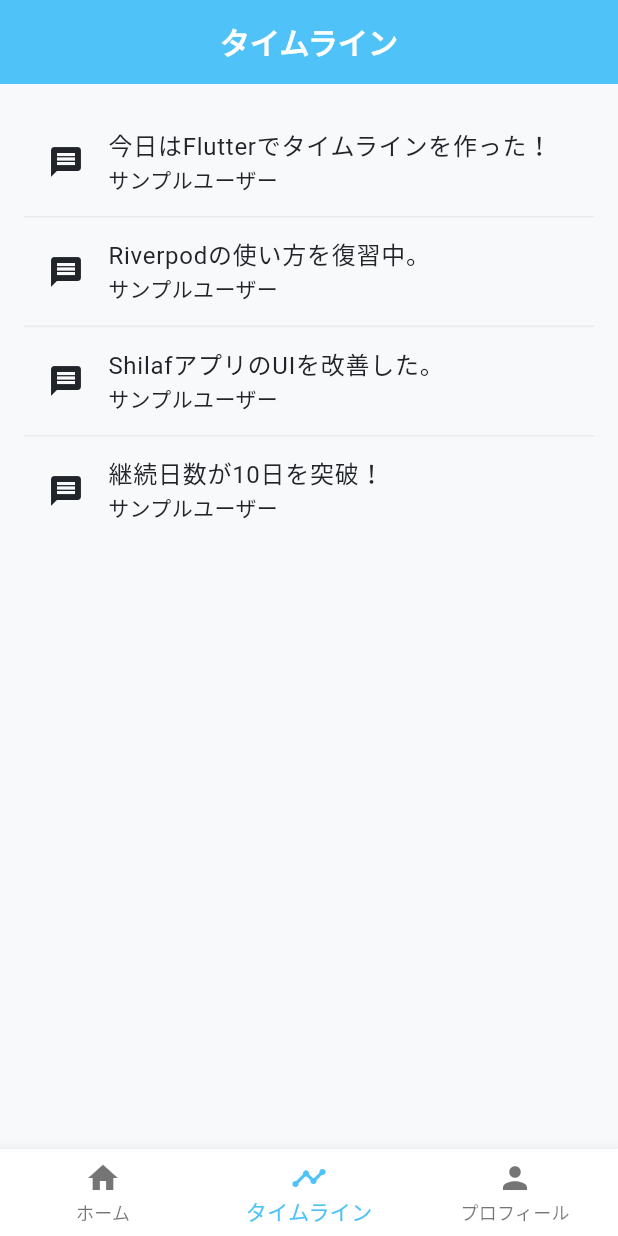
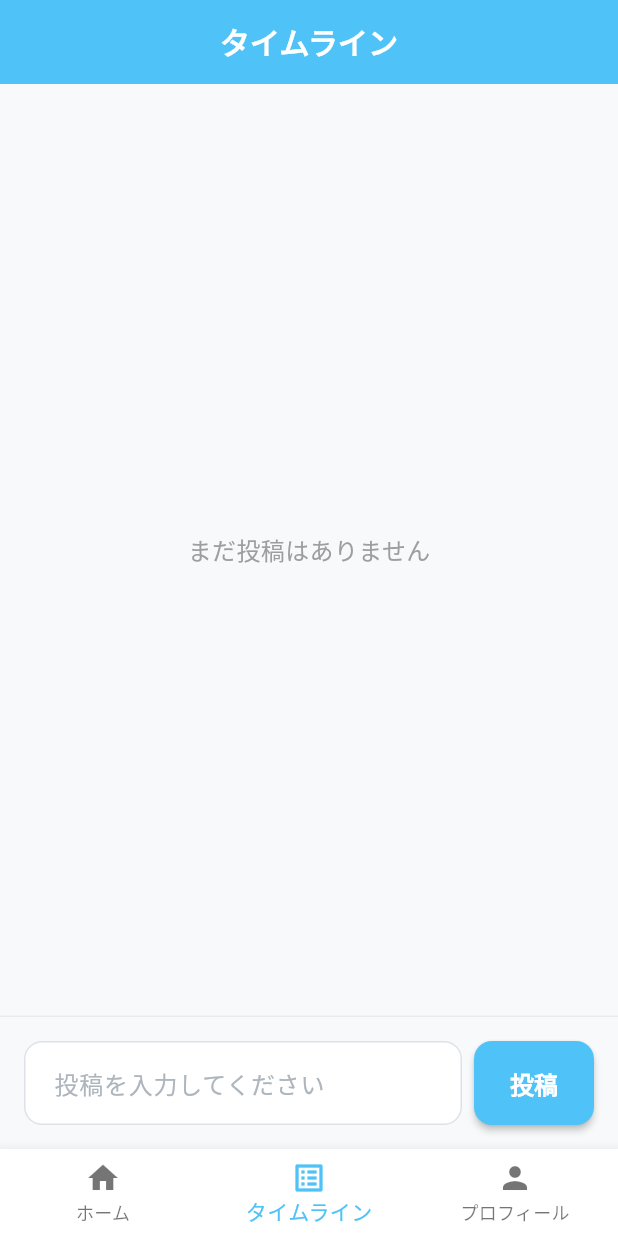
Before and after one commit to miz8462/shilaf, a Flutter app: the screen it shows once a user with an empty profile is signed in, item 2 of the bottom bar chosen, on a phone screen of 412 x 824 dp. Run offline on Flutter 3.47's test engine with Material 3 defaults, Android fonts, the light colour scheme and no system bars; our stand-ins replace flutter_dotenv, flutter_riverpod, freezed_annotation, go_router, google_sign_in, supabase_flutter; accounts and stored records are empty.

Commit message:
feat(timeline_page): タイムラインページを作り、投稿機能を実装

```diff
--- a/lib/features/timeline/presentation/pages/timeline_page.dart
+++ b/lib/features/timeline/presentation/pages/timeline_page.dart
@@ -1,33 +1,82 @@
 import 'package:flutter/material.dart';
+import 'package:flutter_riverpod/flutter_riverpod.dart';
+import 'package:intl/intl.dart';
+import 'package:shilaf/features/timeline/providers/timeline_provider.dart';
 
-class TimelinePage extends StatelessWidget {
+class TimelinePage extends ConsumerWidget {
   const TimelinePage({super.key});
 
   @override
-  Widget build(BuildContext context) {
-    // ダミーデータ（サンプル投稿）
-    final samplePosts = [
-      '今日はFlutterでタイムラインを作った！',
-      'Riverpodの使い方を復習中。',
-      'ShilafアプリのUIを改善した。',
-      '継続日数が10日を突破！',
-    ];
+  Widget build(BuildContext context, WidgetRef ref) {
+    final postsAsync = ref.watch(timelineProvider);
+    final controller = TextEditingController();
+    final formatter = DateFormat('yyyy-MM-dd HH:mm');
 
     return Scaffold(
-      appBar: AppBar(
-        title: const Text('タイムライン'),
-      ),
-      body: ListView.separated(
-        padding: const EdgeInsets.all(16),
-        itemCount: samplePosts.length,
-        separatorBuilder: (_, __) => const Divider(),
-        itemBuilder: (context, index) {
-          return ListTile(
-            leading: const Icon(Icons.message),
-            title: Text(samplePosts[index]),
-            subtitle: Text('サンプルユーザー'),
-          );
-        },
+      appBar: AppBar(title: const Text('タイムライン')),
+      body: Column(
+        children: [
+          // 投稿一覧
+          Expanded(
+            child: postsAsync.when(
+              data: (posts) {
+                if (posts.isEmpty) {
+                  return const Center(
+                    child: Text(
+                      'まだ投稿はありません',
+                      style: TextStyle(fontSize: 16, color: Colors.grey),
+                    ),
+                  );
+                }
+
+                return ListView.builder(
+                  itemCount: posts.length,
+                  itemBuilder: (context, index) {
+                    final post = posts[index];
+                    return ListTile(
+                      leading: const Icon(Icons.timeline),
+                      title: Text(post.content),
+                      subtitle: Text(
+                          '${post.userName} - ${formatter.format(post.createdAt!)}'),
+                    );
+                  },
+                );
+              },
+              loading: () => const Center(child: CircularProgressIndicator()),
+              error: (err, stack) => Center(child: Text('エラー: $err')),
+            ),
+          ),
+          const Divider(),
+
+          // 投稿フォーム
+          Padding(
+            padding: const EdgeInsets.all(16),
+            child: Row(
+              children: [
+                Expanded(
+                  child: TextField(
+                    controller: controller,
+                    decoration: const InputDecoration(
+                      hintText: '投稿を入力してください',
+                      border: OutlineInputBorder(),
+                    ),
+                  ),
+                ),
+                const SizedBox(width: 8),
+                ElevatedButton(
+                  onPressed: () async {
+                    final text = controller.text.trim();
+                    if (text.isNotEmpty) {
+                      await ref.read(timelineProvider.notifier).addPost(text);
+                      controller.clear();
+                    }
+                  },
+                  child: const Text('投稿'),
+                ),
+              ],
+            ),
+          ),
+        ],
       ),
     );
   }
--- a/lib/main/main_page.dart
+++ b/lib/main/main_page.dart
@@ -41,7 +41,7 @@ class _MainPageState extends ConsumerState<MainPage> {
             label: 'ホーム',
           ),
           BottomNavigationBarItem(
-            icon: Icon(Icons.timeline),
+            icon: Icon(Icons.list_alt),
             label: 'タイムライン',
           ),
           BottomNavigationBarItem(
```
Also changed, not shown: lib/features/timeline/data/timeline_post_model.dart (added, +26 -0 lines), lib/features/timeline/providers/timeline_provider.dart (added, +60 -0 lines), pubspec.yaml (+8 -0 lines), lib/features/timeline/data/timeline_post_model.freezed.dart (added), lib/features/timeline/data/timeline_post_model.g.dart (added), pubspec.lock.
